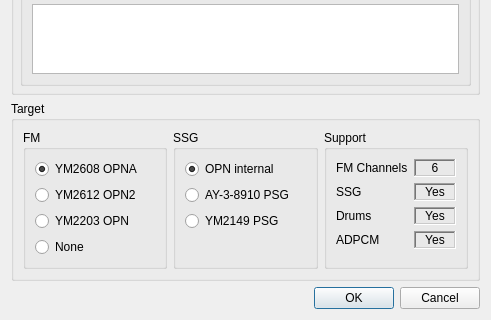
Qt form BambooTracker/gui/vgm_export_settings_dialog.ui (BambooTracker/BambooTracker) before a commit; both pictures show x 0 to 491 and y 326 to 646 of the 491 by 646 pixel window.
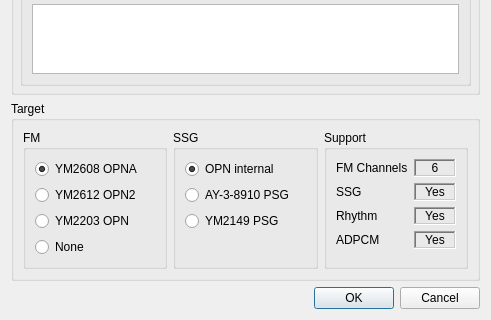
The same form after that commit.

Commit message: Rename "drums" to "rhythm"

The edit to the form file:
```diff
--- a/BambooTracker/gui/vgm_export_settings_dialog.ui
+++ b/BambooTracker/gui/vgm_export_settings_dialog.ui
@@ -490,7 +490,7 @@
          <item row="2" column="0">
           <widget class="QLabel" name="label_6">
            <property name="text">
-            <string>Drums</string>
+            <string>Rhythm</string>
            </property>
           </widget>
          </item>
```
The commit also changes 18 other files.
